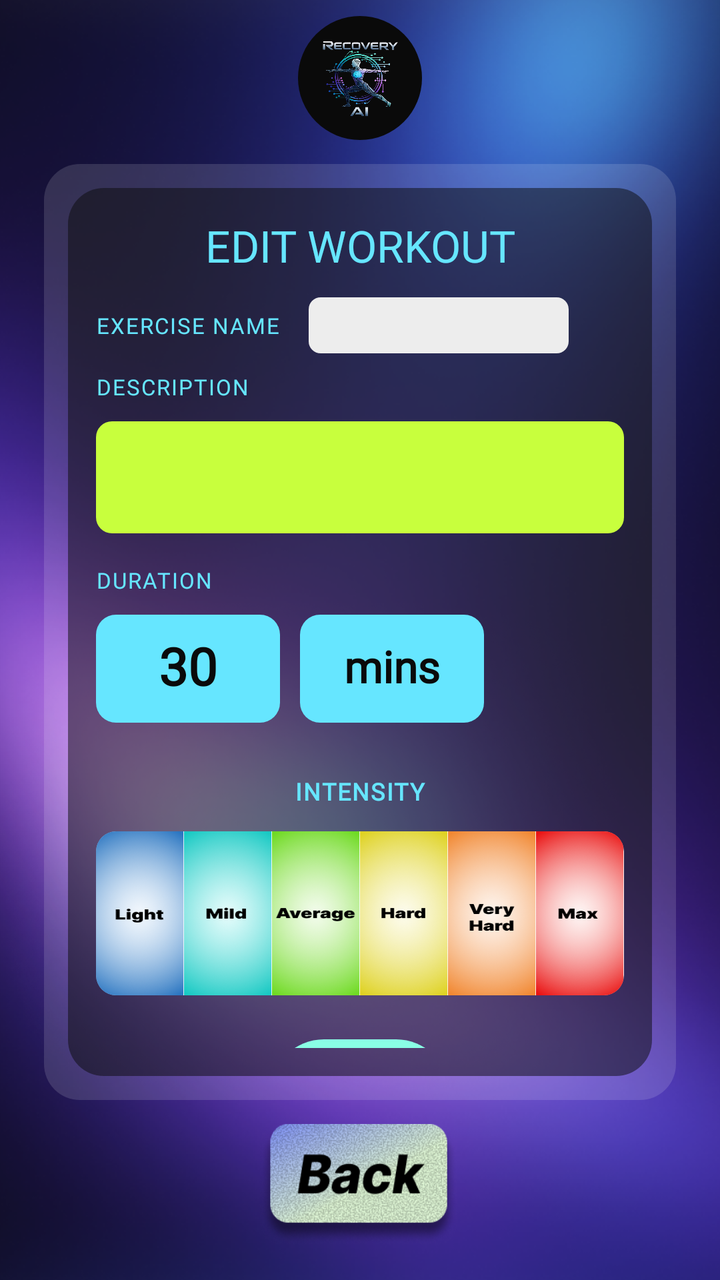
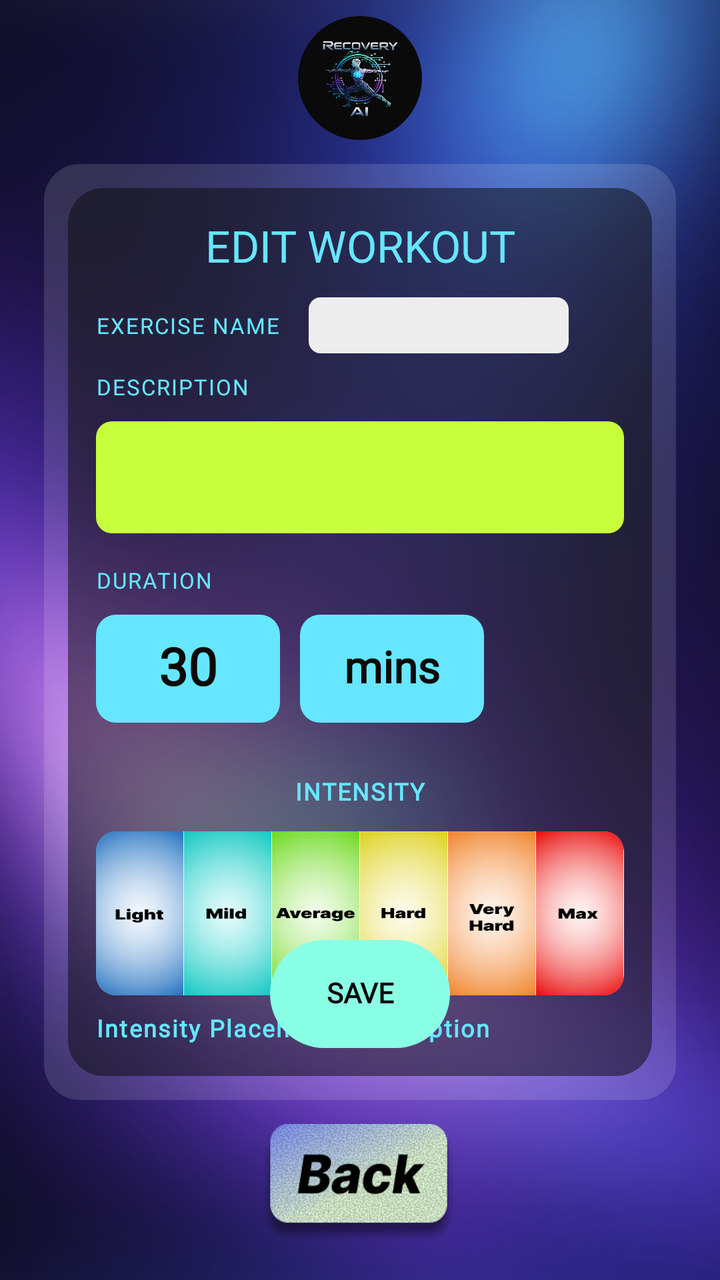

Compare the two renders of this Android layout. The source of the first and the diff that turns it into the second are given below.
<!-- AndroidManifest.xml: application theme Theme.RecoveryAI -->
<!-- res/layout/edit_workout.xml -->
<?xml version="1.0" encoding="utf-8"?>
<androidx.constraintlayout.widget.ConstraintLayout
    xmlns:android="http://schemas.android.com/apk/res/android"
    xmlns:app="http://schemas.android.com/apk/res-auto"
    android:layout_width="match_parent"
    android:layout_height="match_parent">


    <ImageView
        android:id="@+id/bg"
        android:layout_width="0dp"
        android:layout_height="0dp"
        android:scaleType="centerCrop"
        android:src="@drawable/bg_auth"
        app:layout_constraintTop_toTopOf="parent"
        app:layout_constraintBottom_toBottomOf="parent"
        app:layout_constraintStart_toStartOf="parent"
        app:layout_constraintEnd_toEndOf="parent"/>


    <FrameLayout
        android:id="@+id/logoCircle"
        android:layout_width="62dp"
        android:layout_height="62dp"
        android:background="@drawable/logo_circle_black"
        android:padding="8dp"
        android:layout_marginTop="8dp"
        app:layout_constraintTop_toTopOf="parent"
        app:layout_constraintStart_toStartOf="parent"
        app:layout_constraintEnd_toEndOf="parent">

        <ImageView
            android:id="@+id/imgLogo"
            android:layout_width="match_parent"
            android:layout_height="match_parent"
            android:src="@drawable/ic_launcher_logo"
            android:scaleType="fitCenter"/>
    </FrameLayout>


    <FrameLayout
        android:id="@+id/glassCard"
        android:layout_width="0dp"
        android:layout_height="0dp"
        android:layout_marginStart="22dp"
        android:layout_marginEnd="22dp"
        android:layout_marginTop="12dp"
        android:layout_marginBottom="12dp"
        android:background="@drawable/bg_glass"
        app:layout_constraintTop_toBottomOf="@id/logoCircle"
        app:layout_constraintBottom_toTopOf="@id/btnBack"
        app:layout_constraintStart_toStartOf="parent"
        app:layout_constraintEnd_toEndOf="parent">

        <androidx.constraintlayout.widget.ConstraintLayout
            android:layout_width="match_parent"
            android:layout_height="match_parent"
            android:padding="12dp">

            <androidx.constraintlayout.widget.ConstraintLayout
                android:id="@+id/panel"
                android:layout_width="0dp"
                android:layout_height="0dp"
                android:background="@drawable/panel_light_black"
                android:padding="14dp"
                app:layout_constraintTop_toTopOf="parent"
                app:layout_constraintBottom_toBottomOf="parent"
                app:layout_constraintStart_toStartOf="parent"
                app:layout_constraintEnd_toEndOf="parent">

                
                <TextView
                    android:id="@+id/title"
                    android:layout_width="0dp"
                    android:layout_height="wrap_content"
                    android:text="EDIT WORKOUT"
                    android:textColor="#66E6FF"
                    android:textSize="22sp"
                    android:fontFamily="@font/inter_light"
                    android:gravity="center"
                    app:layout_constraintTop_toTopOf="parent"
                    app:layout_constraintStart_toStartOf="parent"
                    app:layout_constraintEnd_toEndOf="parent" />

                
                <TextView
                    android:id="@+id/exerciseNameLabel"
                    android:layout_width="wrap_content"
                    android:layout_height="wrap_content"
                    android:layout_marginTop="18dp"
                    android:text="EXERCISE NAME"
                    android:textColor="#66E6FF"
                    android:textSize="11sp"
                    android:letterSpacing="0.06"
                    android:fontFamily="@font/inter_bold"
                    app:layout_constraintTop_toBottomOf="@id/title"
                    app:layout_constraintStart_toStartOf="parent" />

                
                <EditText
                    android:id="@+id/etExerciseName"
                    android:layout_width="130dp"
                    android:layout_height="28dp"
                    android:layout_marginStart="14dp"
                    android:background="@drawable/input_white_box"
                    android:hint=""
                    android:textColor="#0A0A0A"
                    android:textSize="12sp"
                    android:fontFamily="@font/inter_bold"
                    android:gravity="center_vertical"
                    android:paddingStart="10dp"
                    android:paddingEnd="10dp"
                    android:singleLine="true"
                    android:inputType="text"
                    android:includeFontPadding="false"
                    app:layout_constraintTop_toTopOf="@id/exerciseNameLabel"
                    app:layout_constraintBottom_toBottomOf="@id/exerciseNameLabel"
                    app:layout_constraintStart_toEndOf="@id/exerciseNameLabel" />

                
                <TextView
                    android:id="@+id/descriptionLabel"
                    android:layout_width="wrap_content"
                    android:layout_height="wrap_content"
                    android:layout_marginTop="16dp"
                    android:text="DESCRIPTION"
                    android:textColor="#66E6FF"
                    android:textSize="11sp"
                    android:letterSpacing="0.06"
                    android:fontFamily="@font/inter_bold"
                    app:layout_constraintTop_toBottomOf="@id/exerciseNameLabel"
                    app:layout_constraintStart_toStartOf="parent" />

                
                <EditText
                    android:id="@+id/etDescription"
                    android:layout_width="0dp"
                    android:layout_height="56dp"
                    android:layout_marginTop="10dp"
                    android:background="@drawable/input_lime_box"
                    android:hint=""
                    android:textColor="#0A0A0A"
                    android:textSize="12sp"
                    android:fontFamily="@font/inter_bold"
                    android:gravity="top|start"
                    android:paddingStart="12dp"
                    android:paddingEnd="12dp"
                    android:paddingTop="10dp"
                    android:paddingBottom="10dp"
                    android:inputType="textMultiLine"
                    android:includeFontPadding="false"
                    app:layout_constraintTop_toBottomOf="@id/descriptionLabel"
                    app:layout_constraintStart_toStartOf="parent"
                    app:layout_constraintEnd_toEndOf="parent" />

                
                <TextView
                    android:id="@+id/durationLabel"
                    android:layout_width="wrap_content"
                    android:layout_height="wrap_content"
                    android:layout_marginTop="16dp"
                    android:text="DURATION"
                    android:textColor="#66E6FF"
                    android:textSize="11sp"
                    android:letterSpacing="0.06"
                    android:fontFamily="@font/inter_bold"
                    app:layout_constraintTop_toBottomOf="@id/etDescription"
                    app:layout_constraintStart_toStartOf="parent" />

                <LinearLayout
                    android:id="@+id/durationRow"
                    android:layout_width="0dp"
                    android:layout_height="54dp"
                    android:layout_marginTop="10dp"
                    android:orientation="horizontal"
                    app:layout_constraintTop_toBottomOf="@id/durationLabel"
                    app:layout_constraintStart_toStartOf="parent"
                    app:layout_constraintEnd_toEndOf="parent">

                    
                    <FrameLayout
                        android:id="@+id/durationValueWrap"
                        android:layout_width="92dp"
                        android:layout_height="match_parent">

                        <View
                            android:layout_width="match_parent"
                            android:layout_height="match_parent"
                            android:background="@drawable/metric_cyan_box" />

                        <EditText
                            android:id="@+id/etDurationValue"
                            android:layout_width="match_parent"
                            android:layout_height="match_parent"
                            android:background="@null"
                            android:text="30"
                            android:textColor="#0A0A0A"
                            android:textStyle="bold"
                            android:textSize="26sp"
                            android:fontFamily="@font/inter_extrabold"
                            android:gravity="center"
                            android:singleLine="true"
                            android:inputType="number"
                            android:includeFontPadding="false"
                            android:paddingStart="10dp"
                            android:paddingEnd="10dp" />
                    </FrameLayout>

                    <Space
                        android:layout_width="10dp"
                        android:layout_height="1dp" />

                    
                    <FrameLayout
                        android:id="@+id/durationUnitWrap"
                        android:layout_width="92dp"
                        android:layout_height="match_parent">

                        <View
                            android:layout_width="match_parent"
                            android:layout_height="match_parent"
                            android:background="@drawable/metric_cyan_box" />

                        <TextView
                            android:id="@+id/durationUnit"
                            android:layout_width="match_parent"
                            android:layout_height="match_parent"
                            android:text="mins"
                            android:textColor="#0A0A0A"
                            android:textStyle="bold"
                            android:textSize="22sp"
                            android:fontFamily="@font/inter_extrabold"
                            android:gravity="center"
                            android:includeFontPadding="false" />
                    </FrameLayout>

                    <Space
                        android:layout_width="14dp"
                        android:layout_height="1dp" />

                </LinearLayout>

                
                <TextView
                    android:id="@+id/intensityLabel"
                    android:layout_width="wrap_content"
                    android:layout_height="wrap_content"
                    android:layout_marginTop="26dp"
                    android:text="INTENSITY"
                    android:textColor="#66E6FF"
                    android:textSize="12sp"
                    android:textStyle="bold"
                    android:fontFamily="@font/inter_bold"
                    android:letterSpacing="0.06"
                    app:layout_constraintTop_toBottomOf="@id/durationRow"
                    app:layout_constraintStart_toStartOf="parent"
                    app:layout_constraintEnd_toEndOf="parent" />

                
                <androidx.cardview.widget.CardView
                    android:id="@+id/intensityCard"
                    android:layout_width="0dp"
                    android:layout_height="82dp"
                    android:layout_marginTop="12dp"
                    app:cardCornerRadius="10dp"
                    app:cardElevation="0dp"
                    app:cardUseCompatPadding="false"
                    app:layout_constraintTop_toBottomOf="@id/intensityLabel"
                    app:layout_constraintStart_toStartOf="parent"
                    app:layout_constraintEnd_toEndOf="parent">

                    <LinearLayout
                        android:id="@+id/intensityRow"
                        android:layout_width="match_parent"
                        android:layout_height="match_parent"
                        android:orientation="horizontal"
                        android:weightSum="6">

                        <ImageView
                            android:id="@+id/intensityVeryLight"
                            android:layout_width="0dp"
                            android:layout_height="match_parent"
                            android:layout_weight="1"
                            android:src="@drawable/intensity_light"
                            android:scaleType="fitXY"
                            android:contentDescription="@null" />

                        <ImageView
                            android:id="@+id/intensityLight"
                            android:layout_width="0dp"
                            android:layout_height="match_parent"
                            android:layout_weight="1"
                            android:src="@drawable/intensity_mild"
                            android:scaleType="fitXY"
                            android:contentDescription="@null" />

                        <ImageView
                            android:id="@+id/intensityMild"
                            android:layout_width="0dp"
                            android:layout_height="match_parent"
                            android:layout_weight="1"
                            android:src="@drawable/intensity_average"
                            android:scaleType="fitXY"
                            android:contentDescription="@null" />

                        <ImageView
                            android:id="@+id/intensityHard"
                            android:layout_width="0dp"
                            android:layout_height="match_parent"
                            android:layout_weight="1"
                            android:src="@drawable/intensity_hard"
                            android:scaleType="fitXY"
                            android:contentDescription="@null" />

                        <ImageView
                            android:id="@+id/intensityVeryHard"
                            android:layout_width="0dp"
                            android:layout_height="match_parent"
                            android:layout_weight="1"
                            android:src="@drawable/intensity_very_hard"
                            android:scaleType="fitXY"
                            android:contentDescription="@null" />

                        <ImageView
                            android:id="@+id/intensityMax"
                            android:layout_width="0dp"
                            android:layout_height="match_parent"
                            android:layout_weight="1"
                            android:src="@drawable/intensity_max"
                            android:scaleType="fitXY"
                            android:contentDescription="@null" />
                    </LinearLayout>

                </androidx.cardview.widget.CardView>

                
                <Button
                    android:id="@+id/btnSaveIntensity"
                    android:layout_width="90dp"
                    android:layout_height="54dp"
                    android:text=""
                    android:background="@drawable/save_pill_workout"
                    android:stateListAnimator="@null"
                    android:includeFontPadding="false"
                    app:backgroundTint="@null"
                    android:layout_marginTop="22dp"
                    app:layout_constraintTop_toBottomOf="@id/intensityCard"
                    app:layout_constraintStart_toStartOf="parent"
                    app:layout_constraintEnd_toEndOf="parent" />

                <TextView
                    android:id="@+id/saveIntensityLabel"
                    android:layout_width="90dp"
                    android:layout_height="46dp"
                    android:text="SAVE"
                    android:textColor="#0A0A0A"
                    android:textStyle="bold"
                    android:textSize="14sp"
                    android:fontFamily="@font/inter_extrabold"
                    android:gravity="center"
                    android:includeFontPadding="false"
                    android:clickable="false"
                    android:focusable="false"
                    app:layout_constraintTop_toTopOf="@id/btnSaveIntensity"
                    app:layout_constraintBottom_toBottomOf="@id/btnSaveIntensity"
                    app:layout_constraintStart_toStartOf="@id/btnSaveIntensity"
                    app:layout_constraintEnd_toEndOf="@id/btnSaveIntensity" />

            </androidx.constraintlayout.widget.ConstraintLayout>

        </androidx.constraintlayout.widget.ConstraintLayout>
    </FrameLayout>

    <Button
        android:id="@+id/btnBack"
        android:layout_width="100dp"
        android:layout_height="60dp"
        android:layout_marginBottom="18dp"
        android:background="@drawable/btn_back"
        android:text=""
        android:minWidth="0dp"
        android:minHeight="0dp"
        android:padding="0dp"
        android:stateListAnimator="@null"
        app:backgroundTint="@null"
        app:layout_constraintBottom_toBottomOf="parent"
        app:layout_constraintStart_toStartOf="parent"
        app:layout_constraintEnd_toEndOf="parent" />

</androidx.constraintlayout.widget.ConstraintLayout>
<!-- resources referenced by this layout -->
<resources>
  <!-- drawable bg_auth: png bitmap (drawable, 740075 bytes) -->
  <!-- drawable bg_glass (drawable) -->
  <?xml version="1.0" encoding="utf-8"?>
  <shape xmlns:android="http://schemas.android.com/apk/res/android">
      <solid android:color="#22FFFFFF"/>
      <corners android:radius="18dp"/>
  </shape>
  <!-- drawable btn_back: png bitmap (drawable, 61116 bytes) -->
  <!-- drawable ic_launcher_logo: png bitmap (drawable, 552614 bytes) -->
  <!-- drawable input_lime_box (drawable) -->
  <?xml version="1.0" encoding="utf-8"?>
  <shape xmlns:android="http://schemas.android.com/apk/res/android">
      <solid android:color="#C8FF3D"/>
      <corners android:radius="8dp"/>
  </shape>
  <!-- drawable input_white_box (drawable) -->
  <?xml version="1.0" encoding="utf-8"?>
  <shape xmlns:android="http://schemas.android.com/apk/res/android">
      <solid android:color="#EDEDED"/>
      <corners android:radius="6dp"/>
  </shape>
  <!-- drawable intensity_average: png bitmap (drawable, 58241 bytes) -->
  <!-- drawable intensity_hard: png bitmap (drawable, 55461 bytes) -->
  <!-- drawable intensity_light: png bitmap (drawable, 60543 bytes) -->
  <!-- drawable intensity_max: png bitmap (drawable, 61127 bytes) -->
  <!-- drawable intensity_mild: png bitmap (drawable, 54633 bytes) -->
  <!-- drawable intensity_very_hard: png bitmap (drawable, 57545 bytes) -->
  <!-- drawable logo_circle_black (drawable) -->
  <?xml version="1.0" encoding="utf-8"?>
  <shape xmlns:android="http://schemas.android.com/apk/res/android"
      android:shape="oval">
      <solid android:color="#0A0A0A"/>
  </shape>
  <!-- drawable metric_cyan_box (drawable) -->
  <?xml version="1.0" encoding="utf-8"?>
  <shape xmlns:android="http://schemas.android.com/apk/res/android">
      <solid android:color="#66E6FF"/>
      <corners android:radius="10dp"/>
  </shape>
  <!-- drawable panel_light_black (drawable) -->
  <?xml version="1.0" encoding="utf-8"?>
  <shape xmlns:android="http://schemas.android.com/apk/res/android">
      <solid android:color="#800A0A0A"/>
      <corners android:radius="18dp"/>
  </shape>
  <!-- drawable save_pill_workout (drawable) -->
  <?xml version="1.0" encoding="utf-8"?>
  <shape xmlns:android="http://schemas.android.com/apk/res/android">
      <corners android:radius="28dp"/>
  
      <gradient
          android:type="linear"
          android:angle="0"
          android:startColor="#89FFE5"
          android:endColor="#89FFE5" />
  </shape>
  <style name="Theme.RecoveryAI" parent="Theme.Material3.DayNight.NoActionBar">
  
      </style>
</resources>

<!-- the commit's change to res/layout/edit_workout.xml (unified diff, before → after) -->
@@ -256,6 +256,22 @@
                     app:layout_constraintStart_toStartOf="parent"
                     app:layout_constraintEnd_toEndOf="parent" />
 
+                <TextView
+                    android:id="@+id/intensityDescription"
+                    android:layout_width="314dp"
+                    android:layout_height="57dp"
+                    android:layout_marginTop="8dp"
+                    android:fontFamily="@font/inter_bold"
+                    android:letterSpacing="0.06"
+                    android:text="Intensity Placeholder Descrption"
+                    android:textColor="#66E6FF"
+                    android:textSize="12sp"
+                    android:textStyle="bold"
+                    app:layout_constraintEnd_toEndOf="parent"
+                    app:layout_constraintHorizontal_bias="0.008"
+                    app:layout_constraintStart_toStartOf="parent"
+                    app:layout_constraintTop_toBottomOf="@+id/intensityCard" />
+
                 
                 <androidx.cardview.widget.CardView
                     android:id="@+id/intensityCard"
@@ -277,7 +293,7 @@
                         android:weightSum="6">
 
                         <ImageView
-                            android:id="@+id/intensityVeryLight"
+                            android:id="@+id/intensityLight"
                             android:layout_width="0dp"
                             android:layout_height="match_parent"
                             android:layout_weight="1"
@@ -286,7 +302,7 @@
                             android:contentDescription="@null" />
 
                         <ImageView
-                            android:id="@+id/intensityLight"
+                            android:id="@+id/intensityMild"
                             android:layout_width="0dp"
                             android:layout_height="match_parent"
                             android:layout_weight="1"
@@ -295,7 +311,7 @@
                             android:contentDescription="@null" />
 
                         <ImageView
-                            android:id="@+id/intensityMild"
+                            android:id="@+id/intensityAverage"
                             android:layout_width="0dp"
                             android:layout_height="match_parent"
                             android:layout_weight="1"
@@ -338,15 +354,14 @@
                     android:id="@+id/btnSaveIntensity"
                     android:layout_width="90dp"
                     android:layout_height="54dp"
+                    android:background="@drawable/save_pill_workout"
+                    android:includeFontPadding="false"
+                    android:stateListAnimator="@null"
                     android:text=""
-                    android:background="@drawable/save_pill_workout"
-                    android:stateListAnimator="@null"
-                    android:includeFontPadding="false"
                     app:backgroundTint="@null"
-                    android:layout_marginTop="22dp"
-                    app:layout_constraintTop_toBottomOf="@id/intensityCard"
-                    app:layout_constraintStart_toStartOf="parent"
-                    app:layout_constraintEnd_toEndOf="parent" />
+                    app:layout_constraintBottom_toBottomOf="parent"
+                    app:layout_constraintEnd_toEndOf="parent"
+                    app:layout_constraintStart_toStartOf="parent" />
 
                 <TextView
                     android:id="@+id/saveIntensityLabel"
